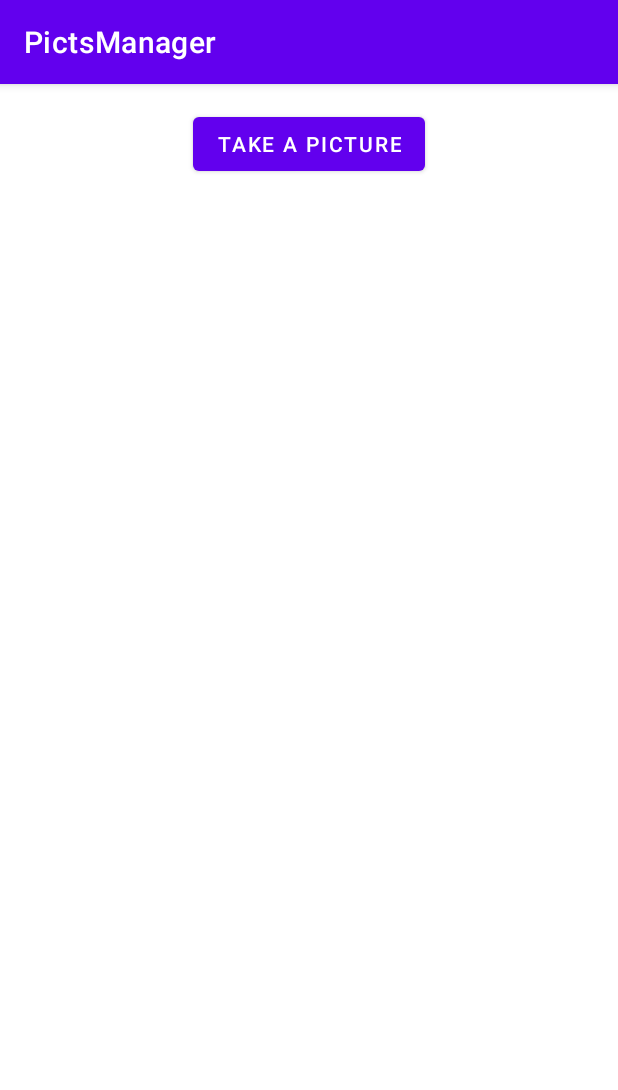
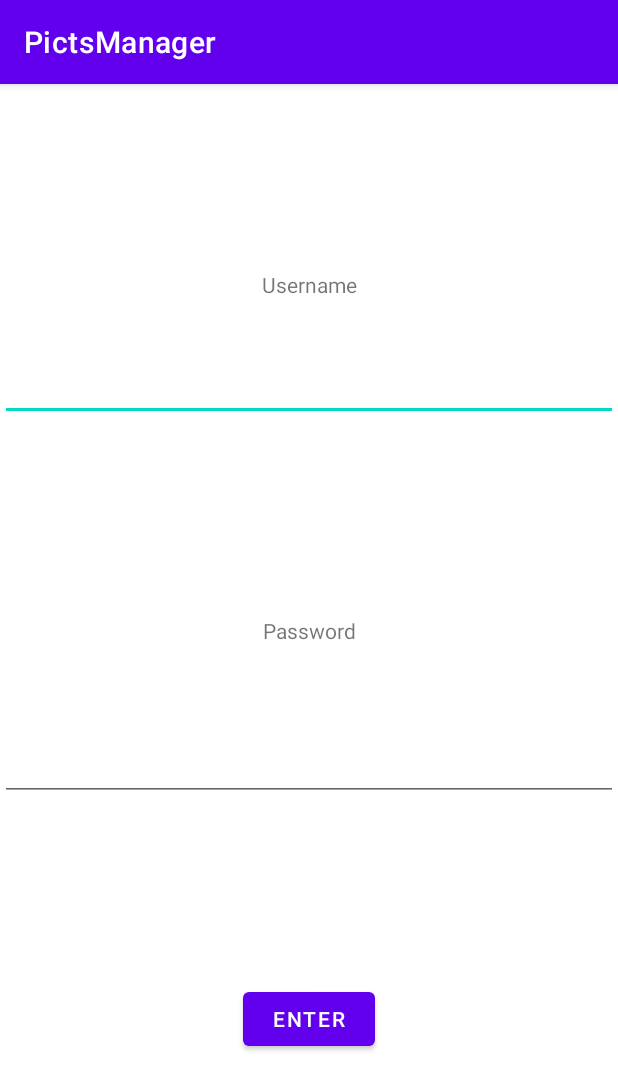
Before and after one commit to jatin-bhatia1/PictsManager_Mobile, an Android app: the screen it shows after launch (MainActivity before the commit, Login after it), on a phone screen of 412 x 824 dp. Shown: the top 1090 px of the screen. Run offline under Robolectric (Android 15) with nearby library versions, the phone set to English and light mode, and no system bars.

Commit message:
ajout du login
admin en username et admin en mdp pour accéder à l'appli

```diff
--- a/app/src/main/AndroidManifest.xml
+++ b/app/src/main/AndroidManifest.xml
@@ -9,13 +9,14 @@
         android:roundIcon="@mipmap/ic_launcher_round"
         android:supportsRtl="true"
         android:theme="@style/Theme.PictsManager">
-        <activity android:name=".MainActivity">
+        <activity android:name=".Login">
             <intent-filter>
                 <action android:name="android.intent.action.MAIN" />
 
                 <category android:name="android.intent.category.LAUNCHER" />
             </intent-filter>
         </activity>
+        <activity android:name=".MainActivity" />
         <activity android:name=".EditPicture" />
     </application>
 
--- /dev/null
+++ b/app/src/main/java/com/example/pictsmanager/Login.kt
@@ -0,0 +1,24 @@
+package com.example.pictsmanager
+
+import android.content.Intent
+import android.os.Bundle
+import android.widget.Toast
+import androidx.appcompat.app.AppCompatActivity
+import kotlinx.android.synthetic.main.login.*
+
+class Login : AppCompatActivity() {
+    override fun onCreate(savedInstanceState: Bundle?) {
+        super.onCreate(savedInstanceState)
+        setContentView(R.layout.login)
+
+        button.setOnClickListener {
+            if(editTextUserName.text.toString() == "admin" && editTextTextPassword.text.toString() == "admin" ){
+                val intent = Intent(this, MainActivity::class.java)
+                startActivity(intent)
+            }
+            else{
+                Toast.makeText(this,"Wrong username or password !", Toast.LENGTH_SHORT).show()
+            }
+        }
+    }
+}
--- /dev/null
+++ b/app/src/main/res/layout/login.xml
@@ -0,0 +1,66 @@
+<?xml version="1.0" encoding="utf-8"?>
+<androidx.constraintlayout.widget.ConstraintLayout xmlns:android="http://schemas.android.com/apk/res/android"
+    xmlns:app="http://schemas.android.com/apk/res-auto"
+    xmlns:tools="http://schemas.android.com/tools"
+    android:layout_width="match_parent"
+    android:layout_height="match_parent">
+
+    <TextView
+        android:id="@+id/textView"
+        android:layout_width="wrap_content"
+        android:layout_height="wrap_content"
+        android:layout_marginTop="124dp"
+        android:text="@string/username"
+        android:gravity="center_horizontal"
+        app:layout_constraintEnd_toEndOf="parent"
+        app:layout_constraintHorizontal_bias="0.501"
+        app:layout_constraintStart_toStartOf="parent"
+        app:layout_constraintTop_toTopOf="parent" />
+
+    <EditText
+        android:id="@+id/editTextUserName"
+        android:layout_width="match_parent"
+        android:layout_height="wrap_content"
+        android:layout_marginTop="36dp"
+        android:ems="10"
+        android:inputType="textPersonName"
+        app:layout_constraintEnd_toEndOf="parent"
+        app:layout_constraintHorizontal_bias="0.497"
+        app:layout_constraintStart_toStartOf="parent"
+        app:layout_constraintTop_toBottomOf="@+id/textView" />
+
+    <TextView
+        android:id="@+id/textView2"
+        android:layout_width="89dp"
+        android:layout_height="22dp"
+        android:gravity="center_horizontal"
+        android:text="@string/password"
+        app:layout_constraintBottom_toBottomOf="parent"
+        app:layout_constraintEnd_toEndOf="parent"
+        app:layout_constraintStart_toStartOf="parent"
+        app:layout_constraintTop_toBottomOf="@+id/editTextUserName"
+        app:layout_constraintVertical_bias="0.249" />
+
+    <EditText
+        android:id="@+id/editTextTextPassword"
+        android:layout_width="match_parent"
+        android:layout_height="wrap_content"
+        android:ems="10"
+        android:inputType="textPassword"
+        app:layout_constraintBottom_toBottomOf="parent"
+        app:layout_constraintEnd_toEndOf="parent"
+        app:layout_constraintHorizontal_bias="0.497"
+        app:layout_constraintStart_toStartOf="parent"
+        app:layout_constraintTop_toBottomOf="@+id/textView2"
+        app:layout_constraintVertical_bias="0.161" />
+
+    <Button
+        android:id="@+id/button"
+        android:layout_width="wrap_content"
+        android:layout_height="wrap_content"
+        android:text="@string/entrer"
+        app:layout_constraintBottom_toBottomOf="parent"
+        app:layout_constraintEnd_toEndOf="parent"
+        app:layout_constraintStart_toStartOf="parent"
+        app:layout_constraintTop_toBottomOf="@+id/editTextTextPassword" />
+</androidx.constraintlayout.widget.ConstraintLayout>
--- a/app/src/main/res/values/strings.xml
+++ b/app/src/main/res/values/strings.xml
@@ -2,6 +2,9 @@
     <string name="app_name">PictsManager</string>
     <string name="take_a_picture">Take a picture</string>
     <string name="name">Name</string>
-    <string name="valider">Valider</string>
-    <string name="annuler">Annuler</string>
+    <string name="valider">Valid</string>
+    <string name="annuler">Cancel</string>
+    <string name="username">Username</string>
+    <string name="password">Password</string>
+    <string name="entrer">Enter</string>
 </resources>
```
